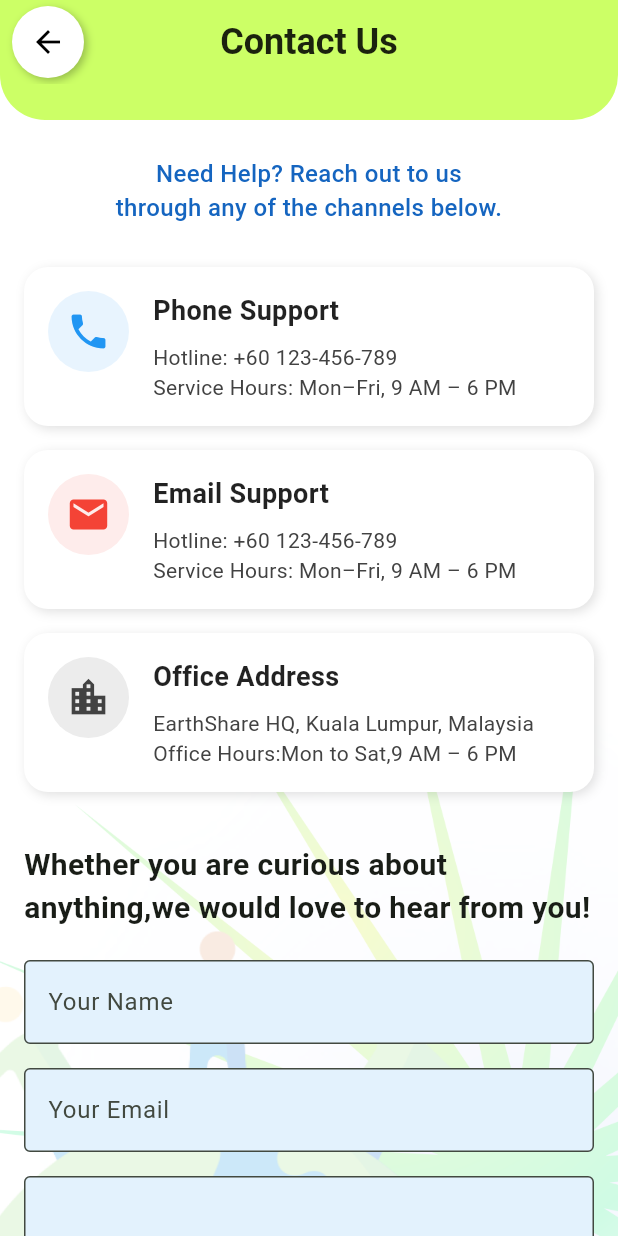
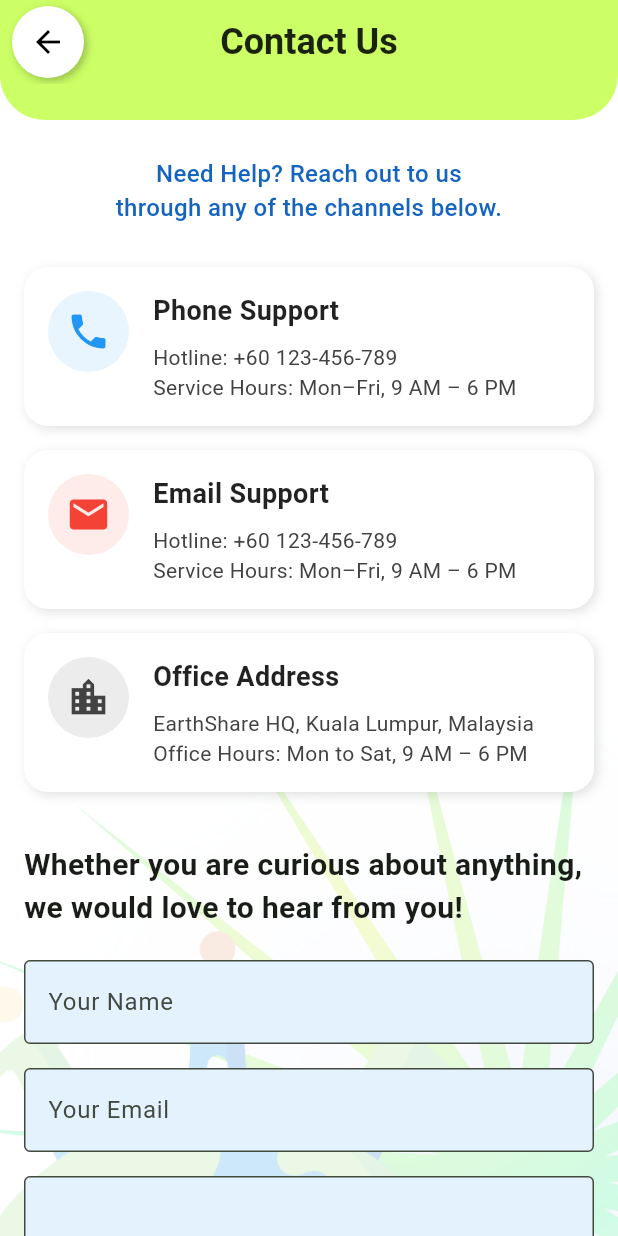
Before and after one commit to siewleeon/EarthShare, a Flutter app: the ContactUsPage screen opened directly, on a phone screen of 412 x 824 dp. Run offline on Flutter 3.47's test engine with Material 3 defaults, Android fonts, the phone set to English and light mode, and no system bars; our stand-ins replace cloud_firestore, firebase_auth, firebase_core, firebase_storage, fl_chart, image_picker and 3 more; accounts and stored records are empty; project files that could hold a hidden picture were left out.

Commit message:
latest updated

```diff
--- a/lib/pages/contactUs_page.dart
+++ b/lib/pages/contactUs_page.dart
@@ -14,11 +14,17 @@ class _ContactUsPageState extends State<ContactUsPage> {
   final _emailController = TextEditingController();
   final _messageController = TextEditingController();
 
+  bool _isLoading = false; // Track loading state
+
   Future<void> _submitForm() async {
     if (_formKey.currentState!.validate()) {
       final name = _nameController.text.trim();
       final email = _emailController.text.trim();
       final message = _messageController.text.trim();
+
+      setState(() {
+        _isLoading = true; // Show loading indicator
+      });
 
       try {
         await FirebaseFirestore.instance.collection('contactMessages').add({
@@ -63,6 +69,10 @@ class _ContactUsPageState extends State<ContactUsPage> {
             ],
           ),
         );
+      } finally {
+        setState(() {
+          _isLoading = false; // Hide loading indicator
+        });
       }
     }
   }
@@ -135,7 +145,6 @@ class _ContactUsPageState extends State<ContactUsPage> {
               crossAxisAlignment: CrossAxisAlignment.stretch,
               children: [
                 const SizedBox(height: 24),
-                // Message Text
                 Padding(
                   padding: const EdgeInsets.symmetric(horizontal: 20),
                   child: Text(
@@ -149,7 +158,6 @@ class _ContactUsPageState extends State<ContactUsPage> {
                   ),
                 ),
                 const SizedBox(height: 20),
-                // Contact Cards
                 _buildContactCard(
                   icon: Icons.phone,
                   iconColor: Colors.blue,
@@ -166,10 +174,9 @@ class _ContactUsPageState extends State<ContactUsPage> {
                   icon: Icons.location_city,
                   iconColor: Colors.grey.shade800,
                   title: 'Office Address',
-                  content: 'EarthShare HQ, Kuala Lumpur, Malaysia\nOffice Hours:Mon to Sat,9 AM – 6 PM',
+                  content: 'EarthShare HQ, Kuala Lumpur, Malaysia\nOffice Hours: Mon to Sat, 9 AM – 6 PM',
                 ),
                 const SizedBox(height: 10),
-                // Contact Form
                 Padding(
                   padding: const EdgeInsets.all(16.0),
                   child: Form(
@@ -178,11 +185,10 @@ class _ContactUsPageState extends State<ContactUsPage> {
                       crossAxisAlignment: CrossAxisAlignment.start,
                       children: [
                         const Text(
-                          'Whether you are curious about anything,we would love to hear from you!',
+                          'Whether you are curious about anything, we would love to hear from you!',
                           style: TextStyle(fontSize: 20, fontWeight: FontWeight.bold),
                         ),
                         const SizedBox(height: 20),
-                        // Name
                         TextFormField(
                           controller: _nameController,
                           decoration: InputDecoration(
@@ -196,7 +202,6 @@ class _ContactUsPageState extends State<ContactUsPage> {
                               : null,
                         ),
                         const SizedBox(height: 16),
-                        // Email
                         TextFormField(
                           controller: _emailController,
                           decoration: InputDecoration(
@@ -217,7 +222,6 @@ class _ContactUsPageState extends State<ContactUsPage> {
                           },
                         ),
                         const SizedBox(height: 16),
-                        // Message
                         TextFormField(
                           controller: _messageController,
                           decoration: InputDecoration(
@@ -232,12 +236,11 @@ class _ContactUsPageState extends State<ContactUsPage> {
                               : null,
                         ),
                         const SizedBox(height: 24),
-                        // Submit Button
                         Center(
                           child: ElevatedButton.icon(
-                            onPressed: _submitForm,
+                            onPressed: _isLoading ? null : _submitForm, // Disable button when loading
                             style: ElevatedButton.styleFrom(
-                              backgroundColor: const Color(0xFF66BB6A), // 柔和绿色
+                              backgroundColor: const Color(0xFF66BB6A),
                               padding: const EdgeInsets.symmetric(horizontal: 32, vertical: 16),
                               shape: RoundedRectangleBorder(
                                 borderRadius: BorderRadius.circular(30),
@@ -245,14 +248,14 @@ class _ContactUsPageState extends State<ContactUsPage> {
                               elevation: 6,
                               shadowColor: Colors.black45,
                             ),
-                            icon: const Icon(Icons.send, color: Colors.white),
-                            label: const Text(
+                            icon: _isLoading
+                                ? const CircularProgressIndicator(color: Colors.white)
+                                : const Icon(Icons.send, color: Colors.white),
+                            label: _isLoading
+                                ? const Text('Sending...', style: TextStyle(fontSize: 18, fontWeight: FontWeight.bold, color: Colors.white))
+                                : const Text(
                               'Send Message',
-                              style: TextStyle(
-                                fontSize: 18,
-                                fontWeight: FontWeight.bold,
-                                color: Colors.white,
-                              ),
+                              style: TextStyle(fontSize: 18, fontWeight: FontWeight.bold, color: Colors.white),
                             ),
                           ),
                         ),
@@ -322,5 +325,4 @@ class _ContactUsPageState extends State<ContactUsPage> {
       ),
     );
   }
-
 }
```
